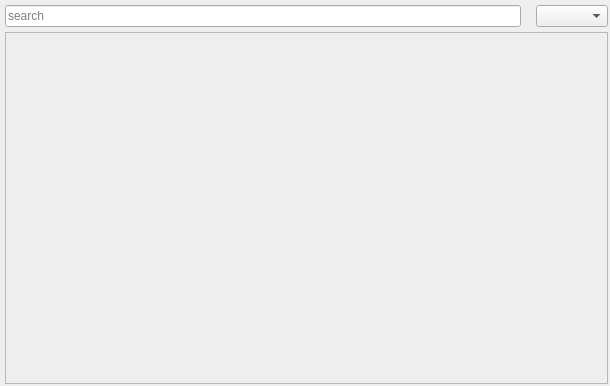
Above: src/MovieMator/RecentDock/recentdock.ui from hansewu/MovieMator before the change. Below: the same form after it.
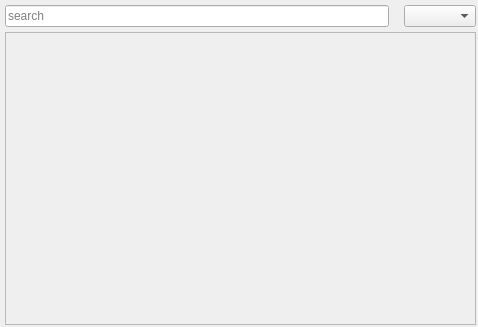
That is the form after the change. Icons and pictures are not drawn. Custom widgets are drawn as their Qt base class.

Patch:
```diff
--- a/src/MovieMator/RecentDock/recentdock.ui
+++ b/src/MovieMator/RecentDock/recentdock.ui
@@ -6,8 +6,8 @@
    <rect>
     <x>0</x>
     <y>0</y>
-    <width>610</width>
-    <height>386</height>
+    <width>478</width>
+    <height>327</height>
    </rect>
   </property>
   <property name="minimumSize">
@@ -73,8 +73,8 @@
         <rect>
          <x>0</x>
          <y>0</y>
-         <width>601</width>
-         <height>319</height>
+         <width>469</width>
+         <height>263</height>
         </rect>
        </property>
        <layout class="QVBoxLayout" name="verticalLayout_2">
```
